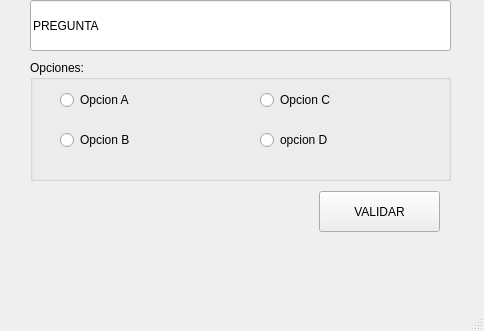
First picture: the form in Programas/U2_Clase/P21_RadioButtonTest.ui, repository c-arlo/PIP_2024_3, before the edit.
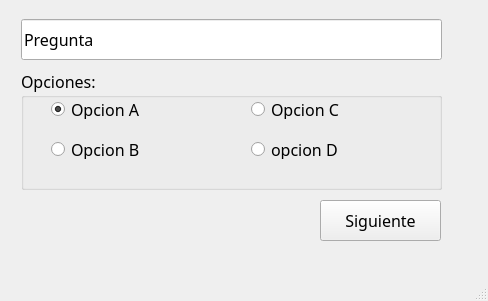
Second picture: the form after the edit.

Commit message: U2 P21 - RadioButtonTest funcional

```diff
--- a/Programas/U2_Clase/P21_RadioButtonTest.ui
+++ b/Programas/U2_Clase/P21_RadioButtonTest.ui
@@ -6,8 +6,8 @@
    <rect>
     <x>0</x>
     <y>0</y>
-    <width>484</width>
-    <height>331</height>
+    <width>488</width>
+    <height>301</height>
    </rect>
   </property>
   <property name="windowTitle">
@@ -17,25 +17,40 @@
    <widget class="QLineEdit" name="txt_pregunta">
     <property name="geometry">
      <rect>
-      <x>30</x>
-      <y>0</y>
+      <x>21</x>
+      <y>19</y>
       <width>421</width>
-      <height>51</height>
+      <height>41</height>
      </rect>
     </property>
+    <property name="font">
+     <font>
+      <family>Gill Sans MT</family>
+      <pointsize>12</pointsize>
+     </font>
+    </property>
     <property name="text">
-     <string>PREGUNTA</string>
+     <string>Pregunta</string>
+    </property>
+    <property name="readOnly">
+     <bool>true</bool>
     </property>
    </widget>
    <widget class="QGroupBox" name="groupBox">
     <property name="geometry">
      <rect>
-      <x>30</x>
-      <y>60</y>
+      <x>21</x>
+      <y>69</y>
       <width>421</width>
       <height>121</height>
      </rect>
     </property>
+    <property name="font">
+     <font>
+      <family>Gill Sans MT</family>
+      <pointsize>12</pointsize>
+     </font>
+    </property>
     <property name="title">
      <string>Opciones:</string>
     </property>
@@ -51,6 +66,9 @@
      <property name="text">
       <string>Opcion A</string>
      </property>
+     <property name="checked">
+      <bool>true</bool>
+     </property>
     </widget>
     <widget class="QRadioButton" name="rb_opcionC">
      <property name="geometry">
@@ -95,14 +113,20 @@
    <widget class="QPushButton" name="btn_validar">
     <property name="geometry">
      <rect>
-      <x>319</x>
-      <y>191</y>
+      <x>320</x>
+      <y>200</y>
       <width>121</width>
       <height>41</height>
      </rect>
     </property>
+    <property name="font">
+     <font>
+      <family>Gill Sans MT</family>
+      <pointsize>12</pointsize>
+     </font>
+    </property>
     <property name="text">
-     <string>VALIDAR</string>
+     <string>Siguiente</string>
     </property>
    </widget>
   </widget>
```
Left out of the diff: 2 changed lines with no effect on the pictures. The commit also changes 2 other files.
